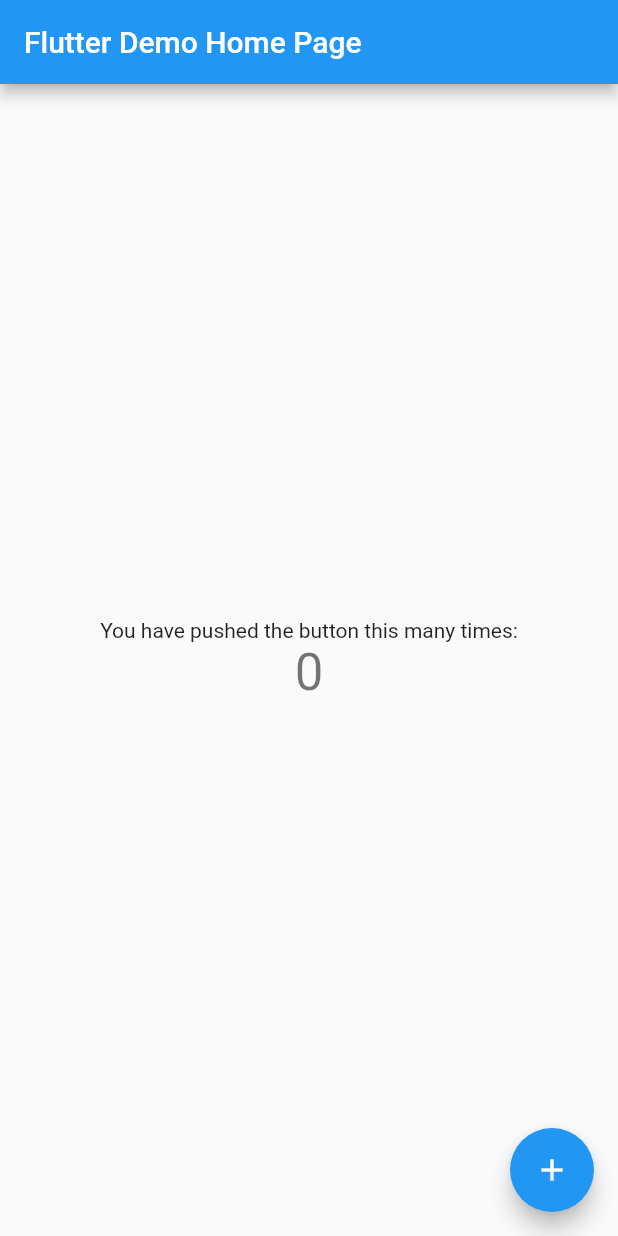
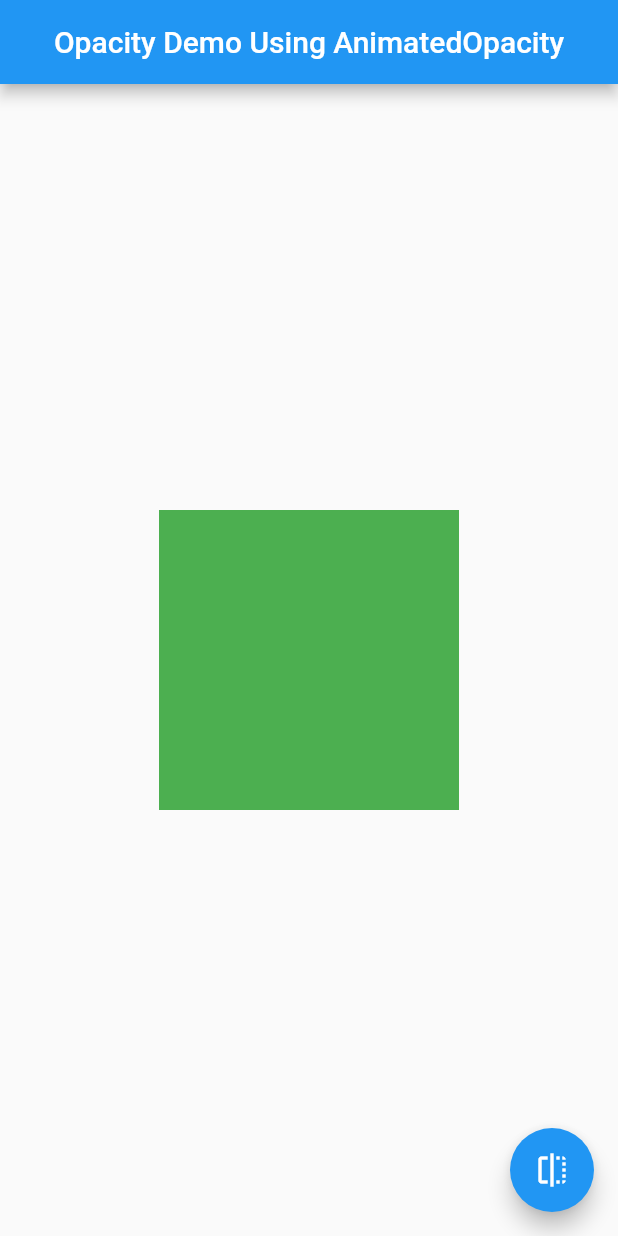
Before and after one commit to vinayakusername/FlutterWidgets, a Flutter app: the screen it shows after launch, on a phone screen of 412 x 824 dp. Run offline on Flutter 3.47's test engine with Material 2 defaults, Android fonts, the phone set to English and light mode, and no system bars.

Commit message:
animation widgets

```diff
--- a/lib/main.dart
+++ b/lib/main.dart
@@ -1,4 +1,8 @@
 import 'package:flutter/material.dart';
+import 'package:flutter_widgets1/screens/animation_widgets/fade_widget_in_out_animation/fade_widget_in_out.dart';
+//import 'package:flutter_widgets1/screens/animation_widgets/animated_container/animated_container_app.dart';
+//import 'package:flutter_widgets1/screens/animation_widgets/animation_page_route_transition/page1.dart';
+//import 'package:flutter_widgets1/screens/animation_widgets/animation_using_physics_simulation/physics_card_drag_demo.dart';
 
 void main() {
   runApp(MyApp());
@@ -9,6 +13,7 @@
   @override
   Widget build(BuildContext context) {
     return MaterialApp(
+      debugShowCheckedModeBanner: false,
       title: 'Flutter Demo',
       theme: ThemeData(
         // This is the theme of your application.
@@ -22,92 +27,11 @@
         // is not restarted.
         primarySwatch: Colors.blue,
       ),
-      home: MyHomePage(title: 'Flutter Demo Home Page'),
+      //home: Page1(),
+      //home:PhysicsCardDragDemo(),
+      //home:AnimatedContainerApp(),
+      home:MyHomePage(),
+
     );
   }
 }
-
-class MyHomePage extends StatefulWidget {
-  MyHomePage({Key? key, required this.title}) : super(key: key);
-
-  // This widget is the home page of your application. It is stateful, meaning
-  // that it has a State object (defined below) that contains fields that affect
-  // how it looks.
-
-  // This class is the configuration for the state. It holds the values (in this
-  // case the title) provided by the parent (in this case the App widget) and
-  // used by the build method of the State. Fields in a Widget subclass are
-  // always marked "final".
-
-  final String title;
-
-  @override
-  _MyHomePageState createState() => _MyHomePageState();
-}
-
-class _MyHomePageState extends State<MyHomePage> {
-  int _counter = 0;
-
-  void _incrementCounter() {
-    setState(() {
-      // This call to setState tells the Flutter framework that something has
-      // changed in this State, which causes it to rerun the build method below
-      // so that the display can reflect the updated values. If we changed
-      // _counter without calling setState(), then the build method would not be
-      // called again, and so nothing would appear to happen.
-      _counter++;
-    });
-  }
-
-  @override
-  Widget build(BuildContext context) {
-    // This method is rerun every time setState is called, for instance as done
-    // by the _incrementCounter method above.
-    //
-    // The Flutter framework has been optimized to make rerunning build methods
-    // fast, so that you can just rebuild anything that needs updating rather
-    // than having to individually change instances of widgets.
-    return Scaffold(
-      appBar: AppBar(
-        // Here we take the value from the MyHomePage object that was created by
-        // the App.build method, and use it to set our appbar title.
-        title: Text(widget.title),
-      ),
-      body: Center(
-        // Center is a layout widget. It takes a single child and positions it
-        // in the middle of the parent.
-        child: Column(
-          // Column is also a layout widget. It takes a list of children and
-          // arranges them vertically. By default, it sizes itself to fit its
-          // children horizontally, and tries to be as tall as its parent.
-          //
-          // Invoke "debug painting" (press "p" in the console, choose the
-          // "Toggle Debug Paint" action from the Flutter Inspector in Android
-          // Studio, or the "Toggle Debug Paint" command in Visual Studio Code)
-          // to see the wireframe for each widget.
-          //
-          // Column has various properties to control how it sizes itself and
-          // how it positions its children. Here we use mainAxisAlignment to
-          // center the children vertically; the main axis here is the vertical
-          // axis because Columns are vertical (the cross axis would be
-          // horizontal).
-          mainAxisAlignment: MainAxisAlignment.center,
-          children: <Widget>[
-            Text(
-              'You have pushed the button this many times:',
-            ),
-            Text(
-              '$_counter',
-              style: Theme.of(context).textTheme.headline4,
-            ),
-          ],
-        ),
-      ),
-      floatingActionButton: FloatingActionButton(
-        onPressed: _incrementCounter,
-        tooltip: 'Increment',
-        child: Icon(Icons.add),
-      ), // This trailing comma makes auto-formatting nicer for build methods.
-    );
-  }
-}
--- /dev/null
+++ b/lib/screens/animation_widgets/animation_using_physics_simulation/physics_card_drag_demo.dart
@@ -0,0 +1,33 @@
+import 'package:flutter/material.dart';
+import 'package:flutter_widgets1/screens/animation_widgets/animation_using_physics_simulation/draggable_card.dart';
+
+/*
+  Physics simulations can make app interactions feel realistic and interactive.
+  For example, you might want to animate a widget to act as if it were attached to a spring or falling with gravity.
+
+  This recipe demonstrates how to move a widget from a dragged point back to
+  the center using a spring simulation.
+ */
+
+
+class PhysicsCardDragDemo extends StatelessWidget
+{
+  const PhysicsCardDragDemo({ Key? key }) : super(key: key);
+
+  @override
+  Widget build(BuildContext context)
+  {
+    return Scaffold
+    (
+      appBar: AppBar
+      (
+        title: Text('PhysicsCardDragDemo'),
+        centerTitle:true
+      ),
+      body:const DraggableCard
+      (
+        child:FlutterLogo(size: 128.0,)
+      )
+    );
+  }
+}
--- /dev/null
+++ b/lib/screens/animation_widgets/fade_widget_in_out_animation/fade_widget_in_out.dart
@@ -0,0 +1,70 @@
+import 'package:flutter/material.dart';
+
+
+// The StatefulWidget's job is to take data and create a State class.
+class MyHomePage extends StatefulWidget
+{
+  const MyHomePage({ Key? key }) : super(key: key);
+
+  @override
+  _MyHomePageState createState() => _MyHomePageState();
+}
+// The State class is responsible for two things: holding some data you can
+// update and building the UI using that data.
+class _MyHomePageState extends State<MyHomePage>
+{
+  // Whether the green box should be visible.
+  bool _visible = true;
+
+  @override
+  Widget build(BuildContext context)
+  {
+    return Scaffold
+    (
+      appBar: AppBar
+      (
+        title: Text("Opacity Demo Using AnimatedOpacity"),
+        centerTitle: true,
+      ),
+      body: Center
+      (
+        /*
+         Using animated opacity widget developer can show and hide the elements or widgets.
+         animatedOpacity widget take below parameters:
+         opacity: A value from 0.0 (invisible) to 1.0 (fully visible).
+         duration: How long the animation should take to complete.
+         child: The widget to animate. In this case, the green box.
+        */
+       child: AnimatedOpacity
+        (
+          // If the widget is visible, animate to 0.0 (invisible).
+         // If the widget is hidden, animate to 1.0 (fully visible).
+          opacity: _visible ? 1.0:0.0,
+          duration: const Duration(milliseconds: 500),
+          // The green box must be a child of the AnimatedOpacity widget.
+          child: Container
+          (
+            width: 200.0,
+            height: 200.0,
+            color: Colors.green,
+          ),
+
+        ),
+      ),
+      floatingActionButton: FloatingActionButton
+      (
+        onPressed: ()
+        {
+          // Call setState. This tells Flutter to rebuild the
+          // UI with the changes.
+          setState(()
+          {
+               _visible = !_visible;
+          });
+        },
+        tooltip:"Toogle Opacity",
+        child: Icon(Icons.flip),
+      ),
+    );
+  }
+}
```
Also changed, not shown: lib/screens/animation_widgets/animated_container/animated_container_app.dart (added, +93 -0 lines), lib/screens/animation_widgets/animation_page_route_transition/page1.dart (added, +62 -0 lines), lib/screens/animation_widgets/animation_page_route_transition/page2.dart (added, +18 -0 lines), lib/screens/animation_widgets/animation_using_physics_simulation/draggable_card.dart (added, +133 -0 lines).
